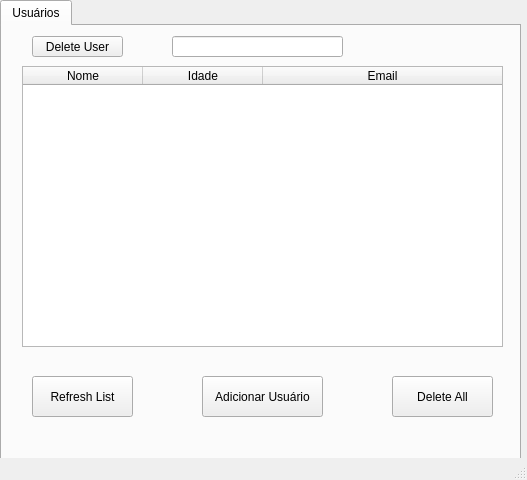
This is final_version4.0 CRUD/ui_files/Interface_interna.ui in MelloTonio/Register_Gui_Python as Qt 5 draws it before an edit. The edited form follows.
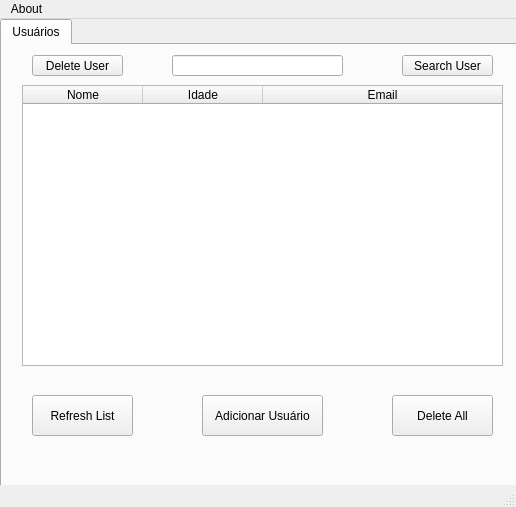
This is the edited form. Icons and pictures are not drawn.

```diff
--- a/final_version4.0 CRUD/ui_files/Interface_interna.ui
+++ b/final_version4.0 CRUD/ui_files/Interface_interna.ui
@@ -2,12 +2,15 @@
 <ui version="4.0">
  <class>MainWindow</class>
  <widget class="QMainWindow" name="MainWindow">
+  <property name="enabled">
+   <bool>true</bool>
+  </property>
   <property name="geometry">
    <rect>
     <x>0</x>
     <y>0</y>
-    <width>527</width>
-    <height>480</height>
+    <width>516</width>
+    <height>507</height>
    </rect>
   </property>
   <property name="windowTitle">
@@ -20,7 +23,7 @@
       <x>0</x>
       <y>0</y>
       <width>521</width>
-      <height>461</height>
+      <height>471</height>
      </rect>
     </property>
     <property name="currentIndex">
@@ -231,6 +234,30 @@
        </size>
       </property>
      </widget>
+     <widget class="QPushButton" name="pushButton_6">
+      <property name="geometry">
+       <rect>
+        <x>400</x>
+        <y>10</y>
+        <width>91</width>
+        <height>21</height>
+       </rect>
+      </property>
+      <property name="text">
+       <string>Search User</string>
+      </property>
+      <property name="icon">
+       <iconset>
+        <normalon>:/newPrefix/search.png</normalon>
+       </iconset>
+      </property>
+      <property name="iconSize">
+       <size>
+        <width>20</width>
+        <height>20</height>
+       </size>
+      </property>
+     </widget>
      <zorder>label_6</zorder>
      <zorder>tableWidget</zorder>
      <zorder>pushButton_2</zorder>
@@ -242,6 +269,28 @@
    </widget>
   </widget>
   <widget class="QStatusBar" name="statusbar"/>
+  <widget class="QMenuBar" name="menuBar">
+   <property name="geometry">
+    <rect>
+     <x>0</x>
+     <y>0</y>
+     <width>516</width>
+     <height>21</height>
+    </rect>
+   </property>
+   <widget class="QMenu" name="menuAbou">
+    <property name="title">
+     <string>About</string>
+    </property>
+    <addaction name="actionSobre_o_Criador"/>
+   </widget>
+   <addaction name="menuAbou"/>
+  </widget>
+  <action name="actionSobre_o_Criador">
+   <property name="text">
+    <string>Sobre o Criador..</string>
+   </property>
+  </action>
  </widget>
  <resources>
   <include location="../medias/resource_interno/resource.qrc"/>
```
Left out of the diff: 1 changed line with no effect on the pictures.
